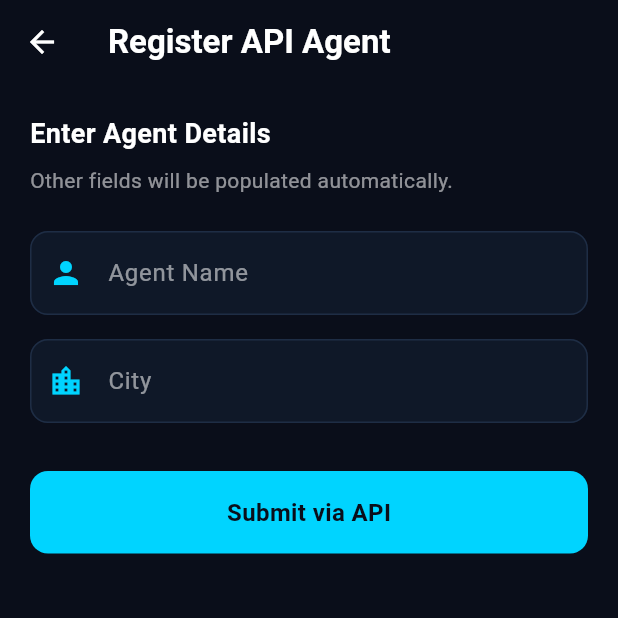
After one commit to Kirankb01/attendance_pwa_version2, a Flutter app: the screen it shows after launch, after a tap on "API Post", on a phone screen of 412 x 824 dp, the top half of it. The commit adds this screen. Run offline on Flutter 3.47's test engine with Material 3 defaults, Android fonts, the phone set to English and light mode, and no system bars; our stand-ins replace shared_preferences, web; missing offline and left inert: dart:js_interop, dart:ui_web.

Commit message:
add two fields to register agent

```diff
--- /dev/null
+++ b/lib/screens/agent_register_screen.dart
@@ -0,0 +1,214 @@
+import 'package:flutter/material.dart';
+import '../services/agent_api_service.dart';
+
+class AgentRegisterScreen extends StatefulWidget {
+  const AgentRegisterScreen({super.key});
+
+  @override
+  State<AgentRegisterScreen> createState() => _AgentRegisterScreenState();
+}
+
+class _AgentRegisterScreenState extends State<AgentRegisterScreen> {
+  final _agentApiService = AgentApiService();
+
+  final _agentNameController = TextEditingController();
+  final _cityController = TextEditingController();
+
+  bool _isLoading = false;
+  String? _statusMessage;
+  bool _isSuccess = false;
+
+  Future<void> _submit() async {
+    final agentName = _agentNameController.text.trim();
+    final city = _cityController.text.trim();
+
+    if (agentName.isEmpty || city.isEmpty) {
+      setState(() {
+        _statusMessage = 'Please enter both Agent Name and City.';
+        _isSuccess = false;
+      });
+      return;
+    }
+
+    setState(() {
+      _isLoading = true;
+      _statusMessage = null;
+      _isSuccess = false;
+    });
+
+    final success = await _agentApiService.registerAgent(
+      agentName: agentName,
+      city: city,
+    );
+
+    if (mounted) {
+      setState(() {
+        _isLoading = false;
+        _isSuccess = success;
+        _statusMessage = success
+            ? 'Agent registered successfully!'
+            : 'Failed to register agent. Check logs.';
+      });
+
+      if (success) {
+        _agentNameController.clear();
+        _cityController.clear();
+      }
+    }
+  }
+
+  @override
+  void dispose() {
+    _agentNameController.dispose();
+    _cityController.dispose();
+    super.dispose();
+  }
+
+  @override
+  Widget build(BuildContext context) {
+    return Scaffold(
+      backgroundColor: const Color(0xFF0A0E1A),
+      appBar: AppBar(
+        backgroundColor: Colors.transparent,
+        title: const Text(
+          'Register API Agent',
+          style: TextStyle(color: Colors.white, fontWeight: FontWeight.w600),
+        ),
+        iconTheme: const IconThemeData(color: Colors.white),
+      ),
+      body: SingleChildScrollView(
+        padding: const EdgeInsets.all(20),
+        child: Column(
+          crossAxisAlignment: CrossAxisAlignment.stretch,
+          children: [
+            const Text(
+              'Enter Agent Details',
+              style: TextStyle(
+                color: Colors.white,
+                fontSize: 18,
+                fontWeight: FontWeight.bold,
+              ),
+            ),
+            const SizedBox(height: 8),
+            Text(
+              'Other fields will be populated automatically.',
+              style: TextStyle(
+                color: Colors.white.withOpacity(0.55),
+                fontSize: 14,
+              ),
+            ),
+            const SizedBox(height: 24),
+
+            // Agent Name Input
+            TextField(
+              controller: _agentNameController,
+              style: const TextStyle(color: Colors.white),
+              decoration: InputDecoration(
+                labelText: 'Agent Name',
+                labelStyle: const TextStyle(color: Colors.white54),
+                enabledBorder: OutlineInputBorder(
+                  borderRadius: BorderRadius.circular(12),
+                  borderSide: const BorderSide(color: Color(0xFF1E2D45)),
+                ),
+                focusedBorder: OutlineInputBorder(
+                  borderRadius: BorderRadius.circular(12),
+                  borderSide: const BorderSide(color: Color(0xFF00D4FF)),
+                ),
+                filled: true,
+                fillColor: const Color(0xFF0F1828),
+                prefixIcon: const Icon(Icons.person, color: Color(0xFF00D4FF)),
+              ),
+            ),
+            const SizedBox(height: 16),
+
+            // City Input
+            TextField(
+              controller: _cityController,
+              style: const TextStyle(color: Colors.white),
+              decoration: InputDecoration(
+                labelText: 'City',
+                labelStyle: const TextStyle(color: Colors.white54),
+                enabledBorder: OutlineInputBorder(
+                  borderRadius: BorderRadius.circular(12),
+                  borderSide: const BorderSide(color: Color(0xFF1E2D45)),
+                ),
+                focusedBorder: OutlineInputBorder(
+                  borderRadius: BorderRadius.circular(12),
+                  borderSide: const BorderSide(color: Color(0xFF00D4FF)),
+                ),
+                filled: true,
+                fillColor: const Color(0xFF0F1828),
+                prefixIcon: const Icon(Icons.location_city, color: Color(0xFF00D4FF)),
+              ),
+            ),
+            const SizedBox(height: 32),
+
+            if (_statusMessage != null)
+              Container(
+                margin: const EdgeInsets.only(bottom: 16),
+                padding: const EdgeInsets.all(16),
+                decoration: BoxDecoration(
+                  color: _isSuccess ? const Color(0xFF0A2A1A) : const Color(0xFF2A0A14),
+                  borderRadius: BorderRadius.circular(12),
+                  border: Border.all(
+                    color: _isSuccess
+                        ? const Color(0xFF00C87A)
+                        : const Color(0xFFFF4D6D).withOpacity(0.5),
+                  ),
+                ),
+                child: Row(
+                  children: [
+                    Icon(
+                      _isSuccess ? Icons.check_circle : Icons.error_outline,
+                      color: _isSuccess ? const Color(0xFF00C87A) : const Color(0xFFFF4D6D),
+                      size: 20,
+                    ),
+                    const SizedBox(width: 12),
+                    Expanded(
+                      child: Text(
+                        _statusMessage!,
+                        style: TextStyle(
+                          color: _isSuccess ? const Color(0xFF00C87A) : const Color(0xFFFF4D6D),
+                          fontSize: 14,
+                        ),
+                      ),
+                    ),
+                  ],
+                ),
+              ),
+
+            GestureDetector(
+              onTap: _isLoading ? null : _submit,
+              child: Container(
+                padding: const EdgeInsets.symmetric(vertical: 16),
+                decoration: BoxDecoration(
+                  color: _isLoading ? Colors.grey : const Color(0xFF00D4FF),
+                  borderRadius: BorderRadius.circular(12),
+                ),
+                child: Center(
+                  child: _isLoading
+                      ? const SizedBox(
+                          width: 24,
+                          height: 24,
+                          child: CircularProgressIndicator(
+                            strokeWidth: 2,
+                            color: Color(0xFF0A0E1A),
+                          ),
+                        )
+                      : const Text(
+                          'Submit via API',
+                          style: TextStyle(
+                            color: Color(0xFF0A0E1A),
+                            fontWeight: FontWeight.bold,
+                            fontSize: 16,
+                          ),
+                        ),
+                ),
+              ),
+            ),
+          ],
+        ),
+      ),
+    );
+  }
+}
--- a/lib/screens/home_screen.dart
+++ b/lib/screens/home_screen.dart
@@ -4,6 +4,7 @@ import '../models/face_embedding.dart';
 import '../widgets/model_status_banner.dart';
 import 'register_screen.dart';
 import 'match_screen.dart';
+import 'agent_register_screen.dart';
 
 class HomeScreen extends StatefulWidget {
   const HomeScreen({super.key});
@@ -221,7 +222,9 @@ class _HomeScreenState extends State<HomeScreen> {
   }
 
   Widget _buildActionCards(BuildContext context) {
-    return Row(
+    return Column(
+      children: [
+        Row(
           children: [
             Expanded(
               child: _ActionCard(
@@ -254,6 +257,27 @@ class _HomeScreenState extends State<HomeScreen> {
                             MaterialPageRoute(builder: (_) => const MatchScreen()));
                       },
               ),
+            ),
+          ],
+        ),
+        const SizedBox(height: 16),
+        Row(
+          children: [
+            Expanded(
+              child: _ActionCard(
+                title: 'API Post',
+                subtitle: 'Register Agent via API',
+                icon: Icons.api,
+                color: const Color(0xFF00C87A),
+                count: 0,
+                countLabel: 'Fields',
+                onTap: () {
+                  Navigator.push(context,
+                      MaterialPageRoute(builder: (_) => const AgentRegisterScreen()));
+                },
+              ),
+            ),
+          ],
         ),
       ],
     );
--- a/pubspec.yaml
+++ b/pubspec.yaml
@@ -19,6 +19,7 @@ dependencies:
 
   # UI
   cupertino_icons: ^1.0.8
+  http: ^1.6.0
 
 dev_dependencies:
   flutter_test:
```
Also changed, not shown: lib/services/agent_api_service.dart (added, +95 -0 lines), pubspec.lock, 9 other files. Lines whose indentation alone changed are shown as unchanged.
